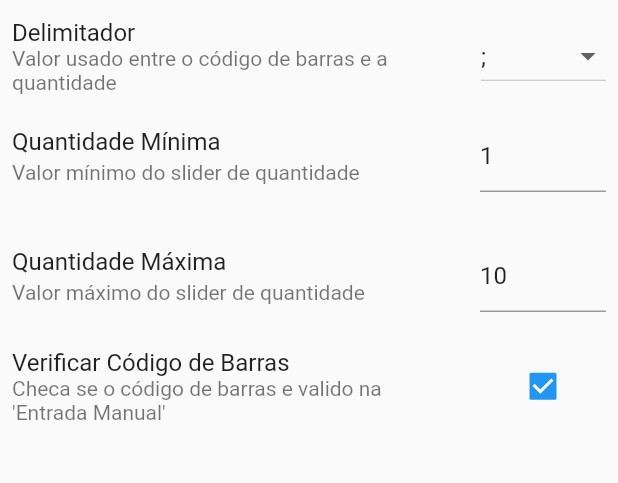
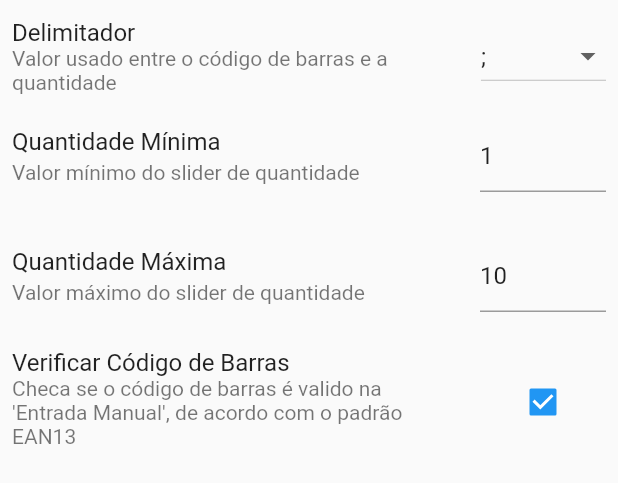
Before and after one commit to Fernandohf/Estoq, a Flutter app: the SettingsScreen widget shown alone on an empty page, opened directly, on a phone screen of 412 x 824 dp. Shown: the top 483 px of the screen. Run offline on Flutter 3.47's test engine with Material 2 defaults, Android fonts, the phone set to English and light mode, and no system bars; our stand-ins replace camera, flutter_icons, flutter_native_image, sembast; missing offline and left inert: firebase_ml_vision, flutter_camera_ml_vision, flutter_share; accounts and stored records are empty.

Commit message:
docs: minor changes in comments

```diff
--- a/lib/active_view.dart
+++ b/lib/active_view.dart
@@ -14,9 +14,7 @@ import 'package:flutter_icons/flutter_icons.dart';
 
 // Features
 // TODO - wait flash support on flutter camera
-// Add option to weather check or not barcode - check
-// Add clear button on manual input - check
-// Add option to save reference or barcode
+// Add option to save reference or barcode,instead of only barcode
 
 String isBarcode(String barcode) {
   String checkLastDigit(String barcode) {
--- a/lib/config.dart
+++ b/lib/config.dart
@@ -163,7 +163,7 @@ class _SettingsScreenState extends State<SettingsScreen> {
           ListTile(
               contentPadding: EdgeInsets.all(4),
               title: Text("Verificar Código de Barras"),
-              subtitle: Text("Checa se o código de barras e valido na 'Entrada Manual'"),
+              subtitle: Text("Checa se o código de barras é valido na 'Entrada Manual', de acordo com o padrão EAN13"),
               trailing: Container(
                 width: 84,
                 child: Checkbox(
```
